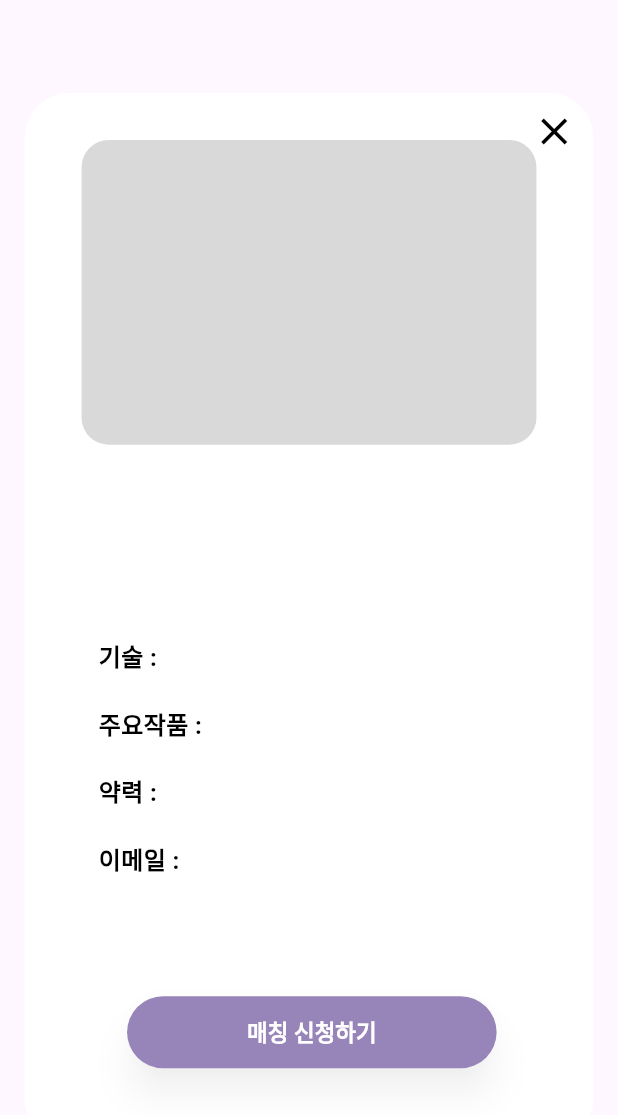
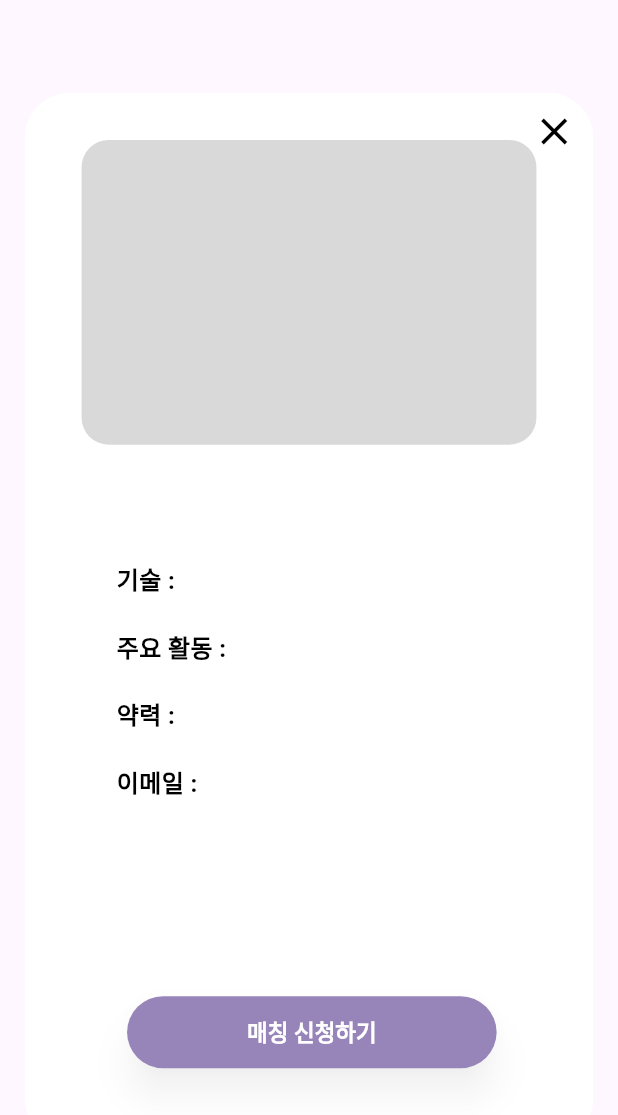
Before and after one commit to K-Hackathon-01z/eum-front, a Flutter app: the CreatorDetail widget shown alone on an empty page, opened directly with empty values, on a phone screen of 412 x 824 dp. Shown: the top 1115 px of the screen. Run offline on Flutter 3.47's test engine with Material 3 defaults, Android fonts, the phone set to English and light mode, and no system bars; our stand-ins replace flutter_dotenv, flutter_svg, flutter_time_picker_spinner, image_picker, table_calendar; accounts and stored records are empty; network calls fail.

Commit message:
design: "장인 프로필 카드 ui 수정"

```diff
--- a/lib/widgets/user/creator_detail.dart
+++ b/lib/widgets/user/creator_detail.dart
@@ -65,10 +65,10 @@ class CreatorDetail extends StatelessWidget {
               // 이름
               Positioned(
                 left: cardWidth * 0.15,
-                top: cardHeight * 0.36,
+                top: cardHeight * 0.34,
                 child: SizedBox(
                   width: cardWidth * 0.7,
-                  height: cardHeight * 0.09,
+                  height: cardHeight * 0.07,
                   child: Center(
                     child: Text(
                       name,
@@ -86,17 +86,25 @@ class CreatorDetail extends StatelessWidget {
               // 상세 정보
               Positioned(
                 left: cardWidth * 0.13,
-                top: cardHeight * 0.52,
+                top: cardHeight * 0.43,
                 child: SizedBox(
                   width: cardWidth * 0.77,
-                  height: cardHeight * 0.23,
+                  height: cardHeight * 0.38,
+                  child: Scrollbar(
+                    thumbVisibility: true,
+                    child: SingleChildScrollView(
+                      child: Padding(
+                        padding: const EdgeInsets.all(12.0),
                         child: Text(
-                    '기술 : $skill\n\n주요작품 : $works\n\n약력 : $bio\n\n이메일 : $email',
+                          '기술 : $skill\n\n주요 활동 : $works\n\n약력 : $bio\n\n이메일 : $email',
                           style: const TextStyle(
                             color: Colors.black,
                             fontSize: 16,
                             fontWeight: FontWeight.w700,
                             height: 1.38,
+                          ),
+                        ),
+                      ),
                     ),
                   ),
                 ),
```
Lines whose indentation alone changed are shown as unchanged.
